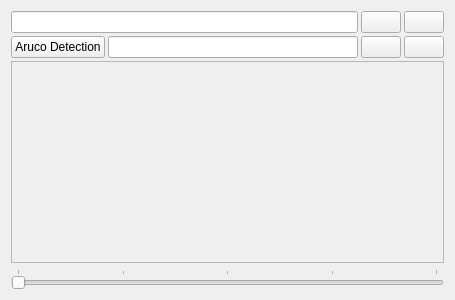
The window that rover_gui/ui/ui/VideoPlayer.ui (robotique-udes/rover) describes before a commit, drawn with Qt 5.
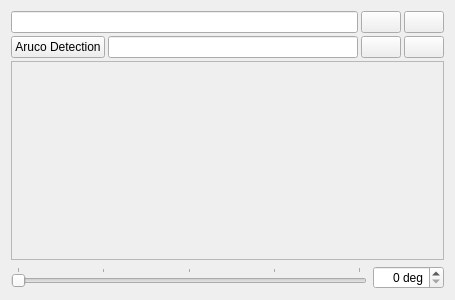
The same window after the commit. Icons and pictures are not drawn.

What changed in the file:
```diff
--- a/rover_gui/ui/ui/VideoPlayer.ui
+++ b/rover_gui/ui/ui/VideoPlayer.ui
@@ -209,7 +209,9 @@
      </item>
     </layout>
    </item>
-   <item row="1" column="0">
+   <item row="2" column="0">
+    <layout class="QHBoxLayout" name="horizontalLayout_3">
+     <item>
     <widget class="QSlider" name="cameraAngleSlider">
      <property name="cursor">
       <cursorShape>ArrowCursor</cursorShape>
@@ -230,6 +232,27 @@
       <number>90</number>
      </property>
     </widget>
+     </item>
+     <item>
+      <widget class="QDoubleSpinBox" name="cameraAngleBox">
+       <property name="alignment">
+        <set>Qt::AlignRight|Qt::AlignTrailing|Qt::AlignVCenter</set>
+       </property>
+       <property name="suffix">
+        <string> deg</string>
+       </property>
+       <property name="decimals">
+        <number>0</number>
+       </property>
+       <property name="maximum">
+        <double>360.000000000000000</double>
+       </property>
+       <property name="singleStep">
+        <double>1.000000000000000</double>
+       </property>
+      </widget>
+     </item>
+    </layout>
    </item>
   </layout>
  </widget>
```
Left out of the diff: 4 changed lines with no effect on the pictures. Lines whose indentation alone changed are shown as unchanged.
